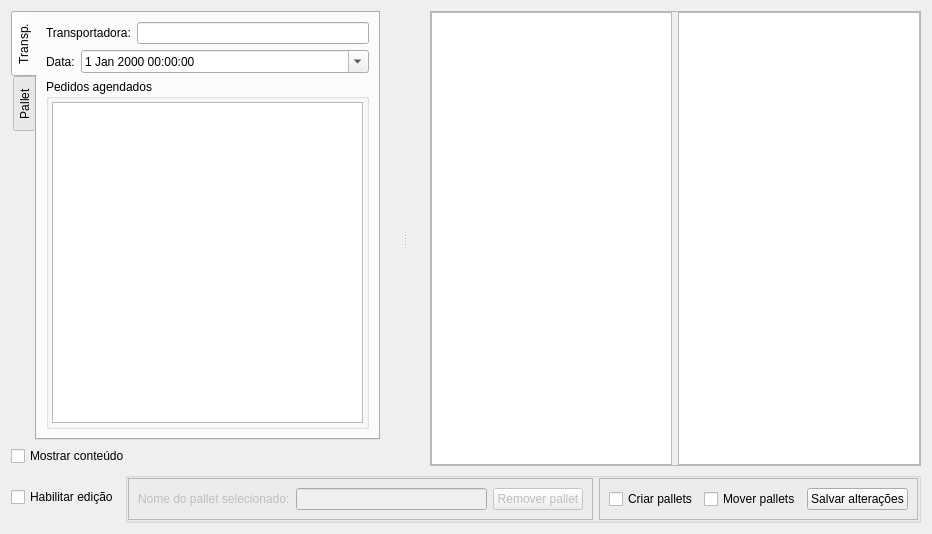
The window that ui/widgetgalpao.ui (darktorres/ERP-STACCATO) describes before a commit, drawn with Qt 5.
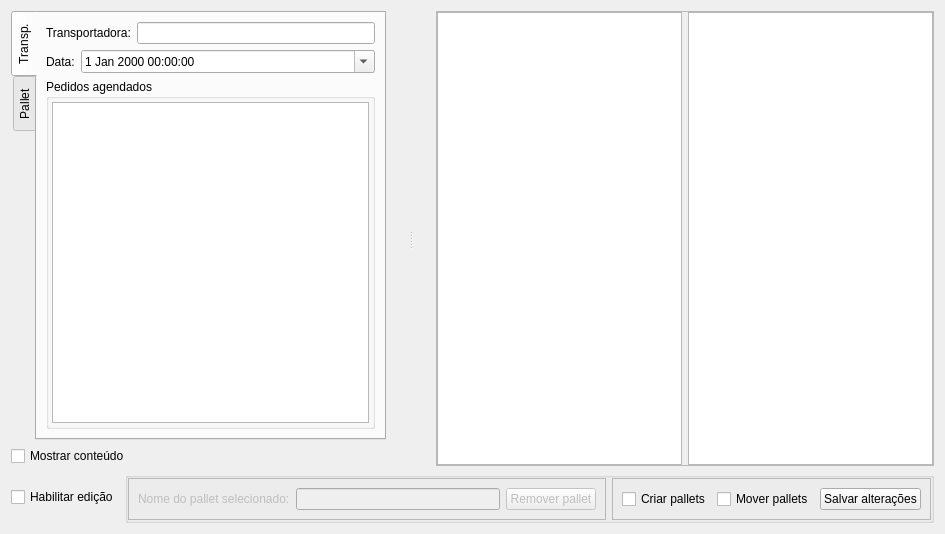
The same window after the commit. Custom widgets are drawn as their Qt base class.

Commit message: Atalho para abrir NFe/Venda na tela do galpão

The edit to the form file:
```diff
--- a/ui/widgetgalpao.ui
+++ b/ui/widgetgalpao.ui
@@ -6,7 +6,7 @@
    <rect>
     <x>0</x>
     <y>0</y>
-    <width>932</width>
+    <width>945</width>
     <height>534</height>
    </rect>
   </property>
```
The commit also changes 3 other files.
